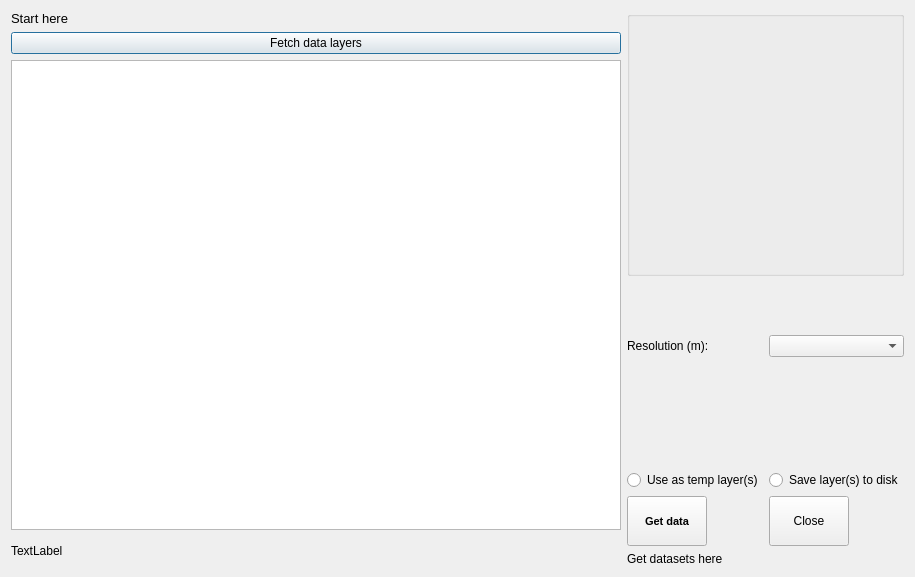
Qt form geocubes_plugin_dialog_base.ui (geoportti/GeoCubes-Finland-QGIS-Plugin) before a commit.
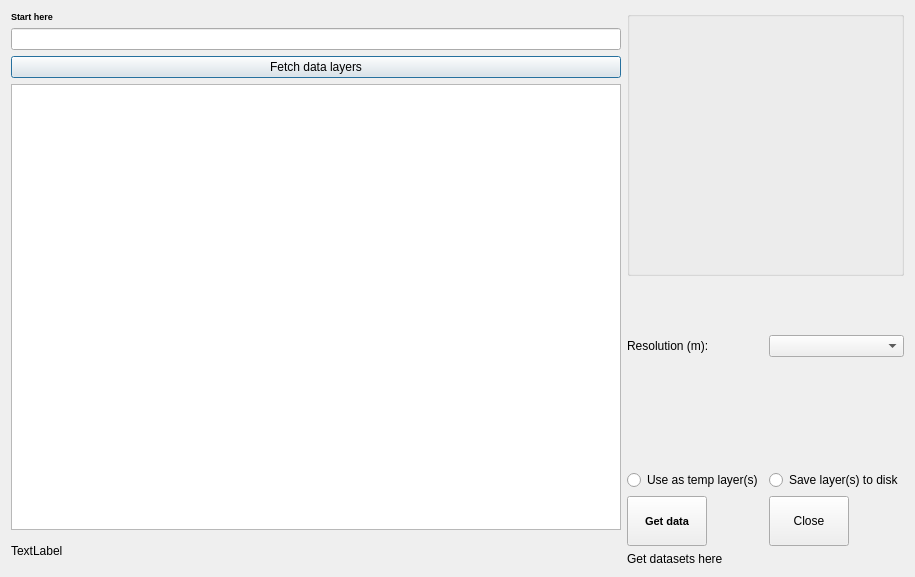
The same form after that commit. Custom widgets are drawn as their Qt base class.

Commit message: Text field to modify the base url, if that's wanted

The edit to the form file:
```diff
--- a/geocubes_plugin_dialog_base.ui
+++ b/geocubes_plugin_dialog_base.ui
@@ -29,7 +29,9 @@
        </property>
        <property name="font">
         <font>
-         <pointsize>10</pointsize>
+         <pointsize>7</pointsize>
+         <weight>75</weight>
+         <bold>true</bold>
         </font>
        </property>
        <property name="text">
@@ -37,6 +39,9 @@
        </property>
       </widget>
      </item>
+     <item>
+      <widget class="QLineEdit" name="urlBaseField"/>
+     </item>
      <item>
       <widget class="QPushButton" name="getContents">
        <property name="sizePolicy">
```
The commit also changes 1 other file.
